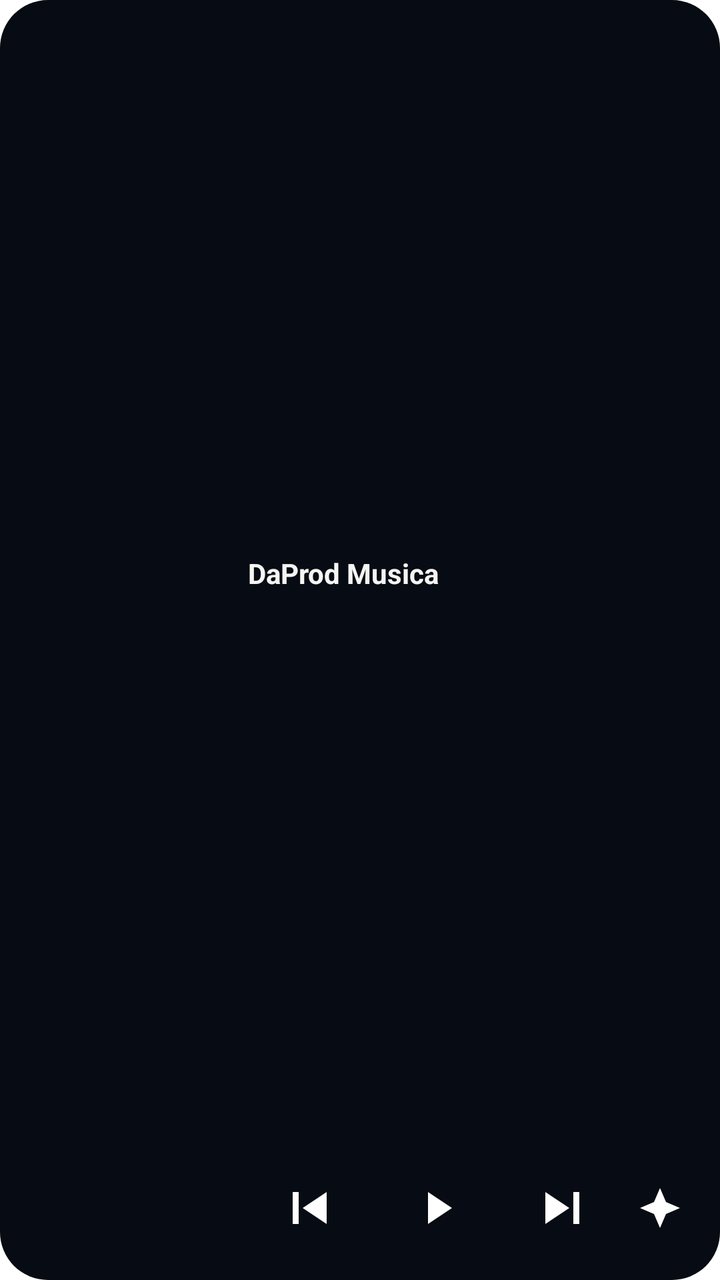
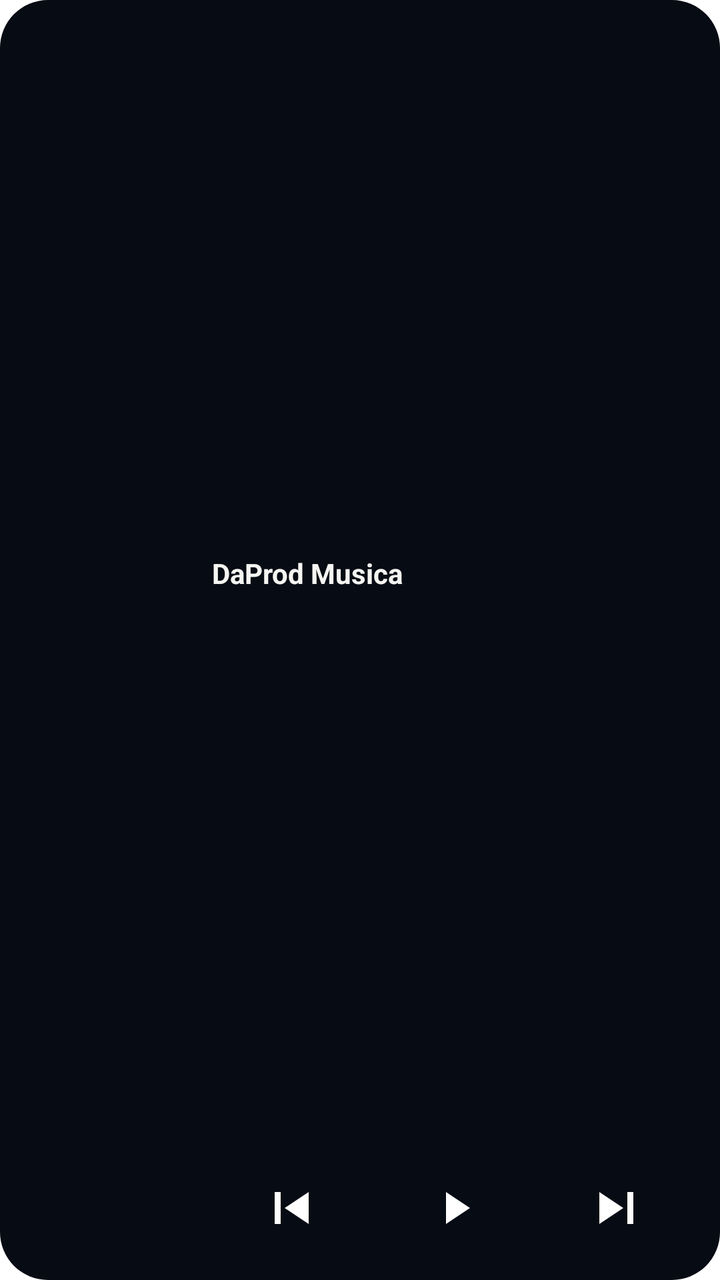

Screens rendered from an Android XML layout before and after an edit, with the pre-edit source and the edit as a unified diff.
<!-- AndroidManifest.xml: fallback theme Theme.MaterialComponents.DayNight.NoActionBar -->
<!-- res/layout/music_widget.xml -->
<FrameLayout xmlns:android="http://schemas.android.com/apk/res/android" android:layout_width="match_parent" android:layout_height="match_parent" android:background="@drawable/widget_background" android:padding="12dp">
 <LinearLayout android:layout_width="match_parent" android:layout_height="match_parent" android:orientation="horizontal" android:gravity="center_vertical">
  <FrameLayout android:layout_width="102dp" android:layout_height="102dp">
   <ViewFlipper android:id="@+id/widget_frames" android:layout_width="match_parent" android:layout_height="match_parent" android:autoStart="true" android:flipInterval="90"/>
   <ImageView android:id="@+id/widget_cover" android:layout_width="82dp" android:layout_height="82dp" android:layout_gravity="center" android:scaleType="fitCenter" android:contentDescription="Copertina del brano"/>
  </FrameLayout>
  <LinearLayout android:layout_width="0dp" android:layout_weight="1" android:layout_height="match_parent" android:orientation="vertical" android:gravity="center_vertical" android:paddingLeft="10dp">
   <LinearLayout android:id="@+id/widget_info" android:layout_width="match_parent" android:layout_height="0dp" android:layout_weight="1" android:orientation="vertical" android:gravity="center_vertical">
    <TextView android:id="@+id/widget_title" android:layout_width="match_parent" android:layout_height="wrap_content" android:text="DaProd Musica" android:textColor="#F5F5F2" android:textStyle="bold" android:textSize="14sp" android:maxLines="2" android:ellipsize="end"/>
    <TextView android:id="@+id/widget_artist" android:layout_width="match_parent" android:layout_height="wrap_content" android:textColor="#A3ADA8" android:textSize="11sp" android:layout_marginTop="4dp" android:maxLines="1" android:ellipsize="end"/>
   </LinearLayout>
   <LinearLayout android:layout_width="match_parent" android:layout_height="48dp" android:orientation="horizontal" android:gravity="center">
    <ImageButton android:id="@+id/widget_prev" android:layout_width="0dp" android:layout_weight="1" android:layout_height="48dp" android:src="@drawable/widget_prev" android:background="@android:color/transparent" android:contentDescription="Brano precedente" android:padding="13dp"/>
    <ImageButton android:id="@+id/widget_play" android:layout_width="0dp" android:layout_weight="1" android:layout_height="48dp" android:src="@drawable/widget_play" android:background="@android:color/transparent" android:contentDescription="Riproduci" android:padding="10dp"/>
    <ImageButton android:id="@+id/widget_next" android:layout_width="0dp" android:layout_weight="1" android:layout_height="48dp" android:src="@drawable/widget_next" android:background="@android:color/transparent" android:contentDescription="Brano successivo" android:padding="13dp"/>
    <ImageButton android:id="@+id/widget_effect" android:layout_width="36dp" android:layout_height="48dp" android:src="@drawable/widget_effect" android:background="@android:color/transparent" android:contentDescription="Colore animazione" android:padding="10dp"/>
   </LinearLayout>
  </LinearLayout>
 </LinearLayout>
</FrameLayout>
<!-- resources referenced by this layout -->
<resources>
  <!-- drawable widget_background (drawable) -->
  <shape xmlns:android="http://schemas.android.com/apk/res/android"><solid android:color="#070B13"/><corners android:radius="24dp"/></shape>
  <!-- drawable widget_effect (drawable) -->
  <vector xmlns:android="http://schemas.android.com/apk/res/android" android:width="24dp" android:height="24dp" android:viewportWidth="24" android:viewportHeight="24"><path android:fillColor="#FFFFFF" android:pathData="M12,2 L15,9 L22,12 L15,15 L12,22 L9,15 L2,12 L9,9 Z"/></vector>
  <!-- drawable widget_next (drawable) -->
  <vector xmlns:android="http://schemas.android.com/apk/res/android" android:width="24dp" android:height="24dp" android:viewportWidth="24" android:viewportHeight="24"><path android:fillColor="#FFFFFF" android:pathData="M4,4 L16,12 L4,20 Z M18,4 H21 V20 H18 Z"/></vector>
  <!-- drawable widget_play (drawable) -->
  <vector xmlns:android="http://schemas.android.com/apk/res/android" android:width="24dp" android:height="24dp" android:viewportWidth="24" android:viewportHeight="24"><path android:fillColor="#FFFFFF" android:pathData="M8,4 L20,12 L8,20 Z"/></vector>
  <!-- drawable widget_prev (drawable) -->
  <vector xmlns:android="http://schemas.android.com/apk/res/android" android:width="24dp" android:height="24dp" android:viewportWidth="24" android:viewportHeight="24"><path android:fillColor="#FFFFFF" android:pathData="M20,4 L8,12 L20,20 Z M3,4 H6 V20 H3 Z"/></vector>
</resources>

<!-- the commit's change to res/layout/music_widget.xml (unified diff, before → after) -->
@@ -1,10 +1,10 @@
 <FrameLayout xmlns:android="http://schemas.android.com/apk/res/android" android:layout_width="match_parent" android:layout_height="match_parent" android:background="@drawable/widget_background" android:padding="12dp">
  <LinearLayout android:layout_width="match_parent" android:layout_height="match_parent" android:orientation="horizontal" android:gravity="center_vertical">
-  <FrameLayout android:layout_width="102dp" android:layout_height="102dp">
+  <FrameLayout android:id="@+id/widget_effect" android:layout_width="86dp" android:layout_height="86dp" android:contentDescription="Cambia colore animazione">
    <ViewFlipper android:id="@+id/widget_frames" android:layout_width="match_parent" android:layout_height="match_parent" android:autoStart="true" android:flipInterval="90"/>
-   <ImageView android:id="@+id/widget_cover" android:layout_width="82dp" android:layout_height="82dp" android:layout_gravity="center" android:scaleType="fitCenter" android:contentDescription="Copertina del brano"/>
+   <ImageView android:id="@+id/widget_cover" android:layout_width="70dp" android:layout_height="70dp" android:layout_gravity="center" android:scaleType="fitCenter" android:contentDescription="Copertina del brano"/>
   </FrameLayout>
-  <LinearLayout android:layout_width="0dp" android:layout_weight="1" android:layout_height="match_parent" android:orientation="vertical" android:gravity="center_vertical" android:paddingLeft="10dp">
+  <LinearLayout android:layout_width="0dp" android:layout_weight="1" android:layout_height="match_parent" android:orientation="vertical" android:gravity="center_vertical" android:paddingLeft="8dp">
    <LinearLayout android:id="@+id/widget_info" android:layout_width="match_parent" android:layout_height="0dp" android:layout_weight="1" android:orientation="vertical" android:gravity="center_vertical">
     <TextView android:id="@+id/widget_title" android:layout_width="match_parent" android:layout_height="wrap_content" android:text="DaProd Musica" android:textColor="#F5F5F2" android:textStyle="bold" android:textSize="14sp" android:maxLines="2" android:ellipsize="end"/>
     <TextView android:id="@+id/widget_artist" android:layout_width="match_parent" android:layout_height="wrap_content" android:textColor="#A3ADA8" android:textSize="11sp" android:layout_marginTop="4dp" android:maxLines="1" android:ellipsize="end"/>
@@ -13,7 +13,6 @@
     <ImageButton android:id="@+id/widget_prev" android:layout_width="0dp" android:layout_weight="1" android:layout_height="48dp" android:src="@drawable/widget_prev" android:background="@android:color/transparent" android:contentDescription="Brano precedente" android:padding="13dp"/>
     <ImageButton android:id="@+id/widget_play" android:layout_width="0dp" android:layout_weight="1" android:layout_height="48dp" android:src="@drawable/widget_play" android:background="@android:color/transparent" android:contentDescription="Riproduci" android:padding="10dp"/>
     <ImageButton android:id="@+id/widget_next" android:layout_width="0dp" android:layout_weight="1" android:layout_height="48dp" android:src="@drawable/widget_next" android:background="@android:color/transparent" android:contentDescription="Brano successivo" android:padding="13dp"/>
-    <ImageButton android:id="@+id/widget_effect" android:layout_width="36dp" android:layout_height="48dp" android:src="@drawable/widget_effect" android:background="@android:color/transparent" android:contentDescription="Colore animazione" android:padding="10dp"/>
    </LinearLayout>
   </LinearLayout>
  </LinearLayout>
<!-- resource entries referenced after the edit -->
@@ -2,8 +2,6 @@
 <resources>
   <!-- drawable widget_background (drawable) -->
   <shape xmlns:android="http://schemas.android.com/apk/res/android"><solid android:color="#070B13"/><corners android:radius="24dp"/></shape>
-  <!-- drawable widget_effect (drawable) -->
-  <vector xmlns:android="http://schemas.android.com/apk/res/android" android:width="24dp" android:height="24dp" android:viewportWidth="24" android:viewportHeight="24"><path android:fillColor="#FFFFFF" android:pathData="M12,2 L15,9 L22,12 L15,15 L12,22 L9,15 L2,12 L9,9 Z"/></vector>
   <!-- drawable widget_next (drawable) -->
   <vector xmlns:android="http://schemas.android.com/apk/res/android" android:width="24dp" android:height="24dp" android:viewportWidth="24" android:viewportHeight="24"><path android:fillColor="#FFFFFF" android:pathData="M4,4 L16,12 L4,20 Z M18,4 H21 V20 H18 Z"/></vector>
   <!-- drawable widget_play (drawable) -->
